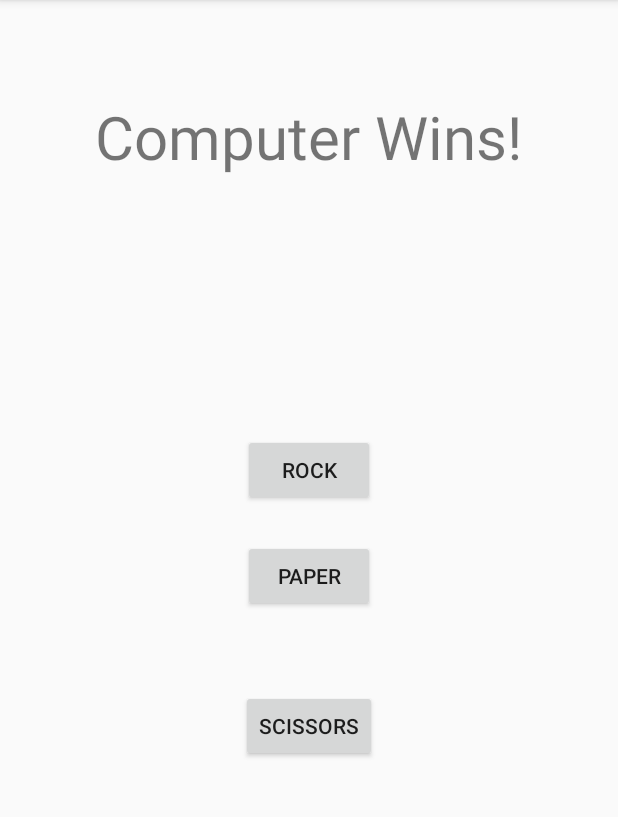
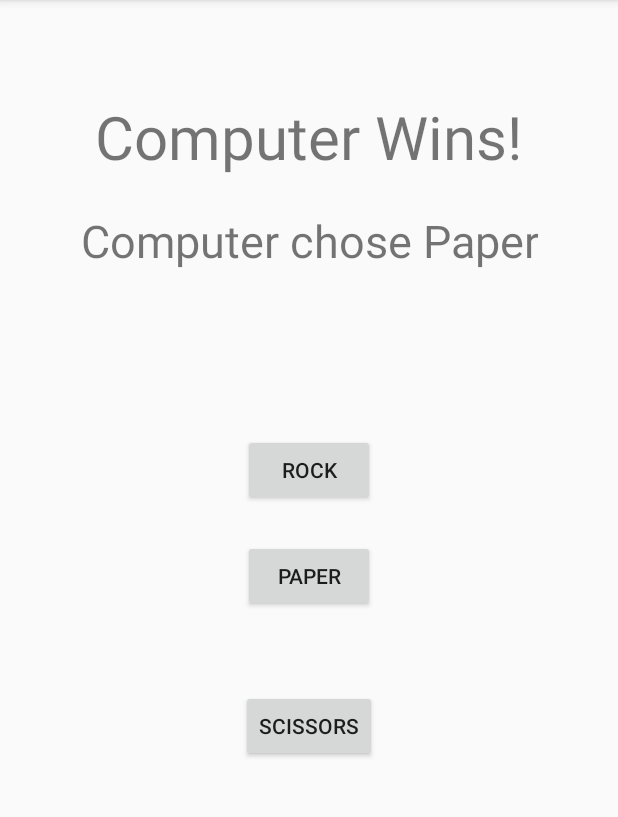
Before and after one commit to dominicfraser/RockPaperScissorsAndiodLab, an Android app: the screen it shows after launch (SelectionActivity), after a tap on "ROCK", on a phone screen of 412 x 824 dp, the part 84-901 px from its top. Run offline under Robolectric (Android 15) with nearby library versions, the light colour scheme and no system bars.

Commit message:
Added Computer chose text

```diff
--- a/app/src/main/java/example/codeclan/com/rockpaperscissors/SelectionActivity.java
+++ b/app/src/main/java/example/codeclan/com/rockpaperscissors/SelectionActivity.java
@@ -11,6 +11,7 @@ import org.w3c.dom.Text;
 public class SelectionActivity extends AppCompatActivity {
 
     private TextView title_and_result;
+    private TextView computerChoice;
 
     @Override
     protected void onCreate(Bundle savedInstanceState) {
@@ -19,16 +20,20 @@ public class SelectionActivity extends AppCompatActivity {
         Log.d(getClass().toString(), "onCreate for Selection");
 
         title_and_result = (TextView) findViewById(R.id.title_and_result);
+        computerChoice = (TextView) findViewById(R.id.computerChoice);
     }
 
     public void onRockClick(View text){
         Log.d(getClass().toString(), "onRockClick clicked");
 
         String selection = "Rock";
-
-        String result = GameLogic.WinChecker(selection,GameLogic.computerChoiceMaker());
+        String computerSelection = GameLogic.computerChoiceMaker();
+        String result = GameLogic.WinChecker(selection, computerSelection);
 
         title_and_result.setText(result);
+        computerChoice.setText("Computer chose " + computerSelection);
+
+
 
     }
 }
--- a/app/src/main/res/layout/activity_selection.xml
+++ b/app/src/main/res/layout/activity_selection.xml
@@ -47,4 +47,16 @@
         android:layout_centerHorizontal="true"
         android:layout_marginTop="52dp" />
 
+    <TextView
+
+        android:text="qwertyuiop"
+        android:textSize="30sp"
+        android:textAlignment="center"
+        android:layout_width="wrap_content"
+        android:layout_height="wrap_content"
+        android:layout_below="@+id/title_and_result"
+        android:layout_centerHorizontal="true"
+        android:layout_marginTop="22dp"
+        android:id="@+id/computerChoice" />
+
 </RelativeLayout>
```
